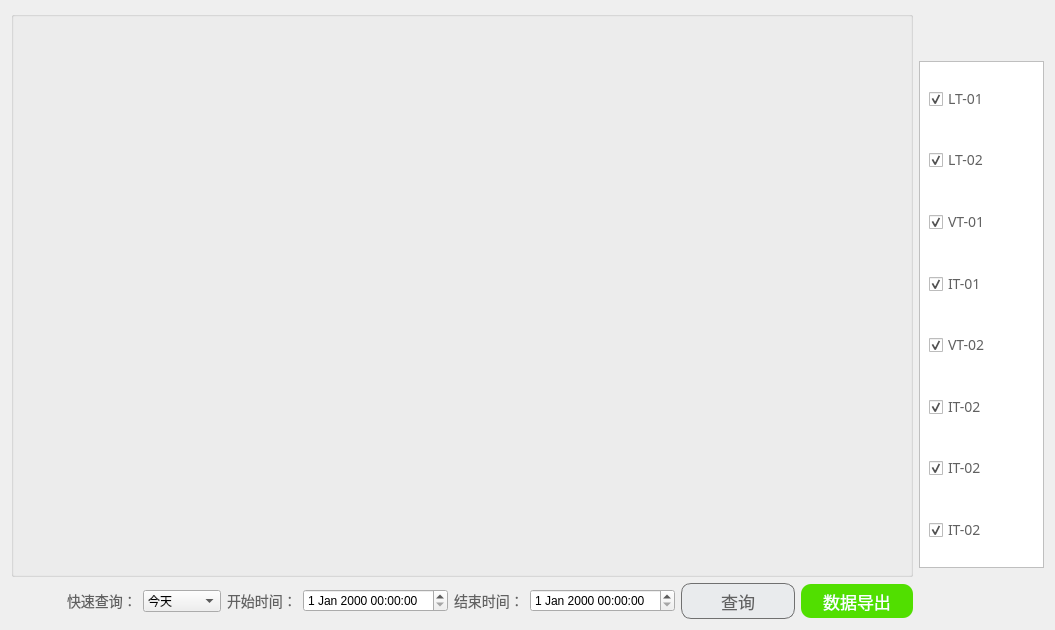
This is DeviceStatus/HistoryCurve/customer_historycurve.ui in Hccccc1/MOH_viewer as Qt 5 draws it before an edit. The edited form follows.
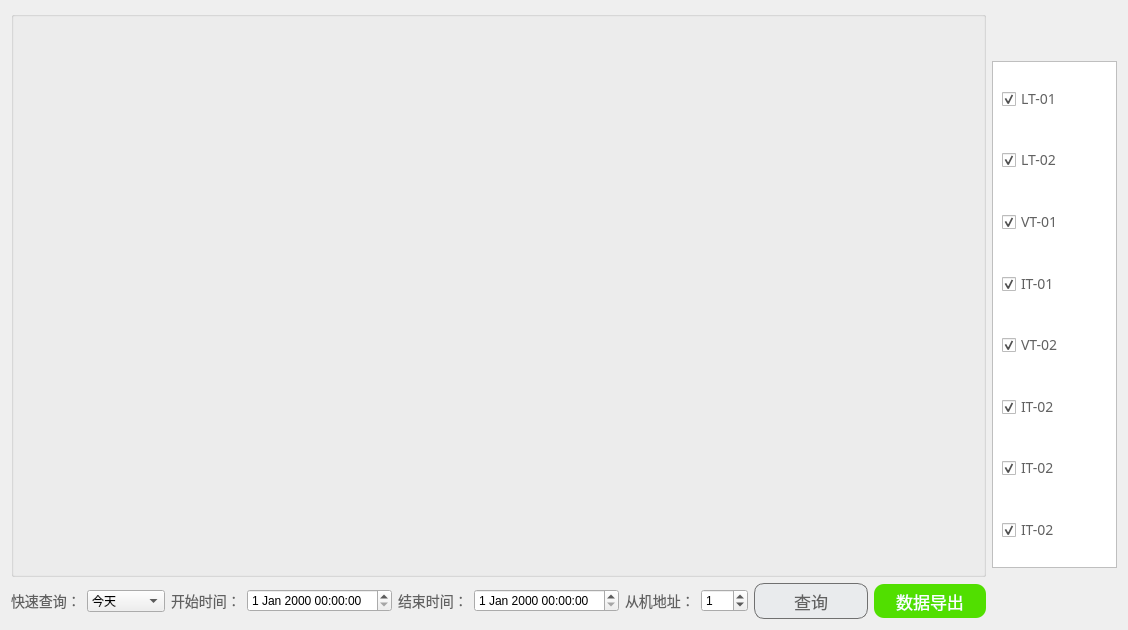
This is the edited form. Icons and pictures are not drawn.

What changed in the file:
```diff
--- a/DeviceStatus/HistoryCurve/customer_historycurve.ui
+++ b/DeviceStatus/HistoryCurve/customer_historycurve.ui
@@ -141,6 +141,32 @@
      <item>
       <widget class="QDateTimeEdit" name="endDateTimeEdit_customer"/>
      </item>
+     <item>
+      <widget class="QLabel" name="label">
+       <property name="styleSheet">
+        <string notr="true">QLabel {
+font-size:14px;
+font-family:PingFang SC;
+font-weight:300;
+line-height:44px;
+color:rgba(97,97,97,1);
+}</string>
+       </property>
+       <property name="text">
+        <string>从机地址：</string>
+       </property>
+      </widget>
+     </item>
+     <item>
+      <widget class="QSpinBox" name="slaveAddrSpinBox">
+       <property name="maximum">
+        <number>255</number>
+       </property>
+       <property name="value">
+        <number>1</number>
+       </property>
+      </widget>
+     </item>
      <item>
       <widget class="QPushButton" name="searchData_customer">
        <property name="styleSheet">
```
